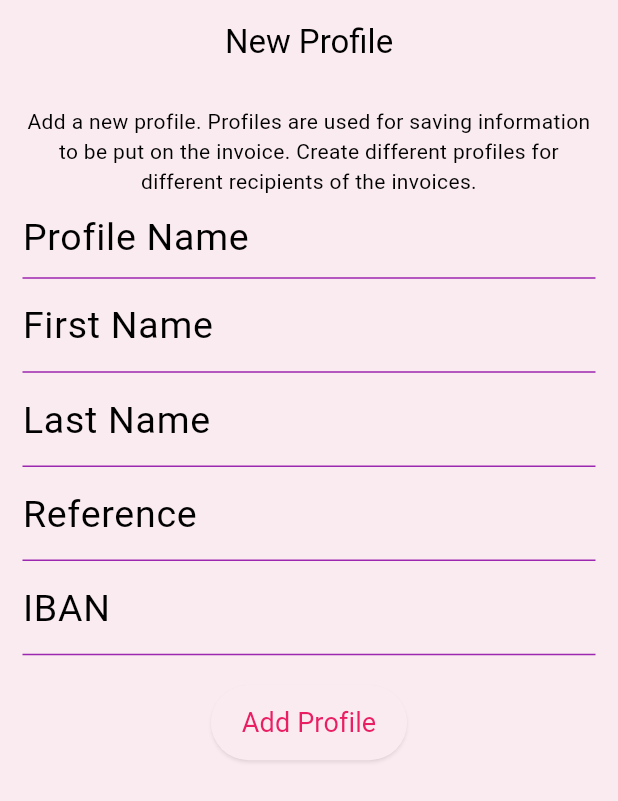
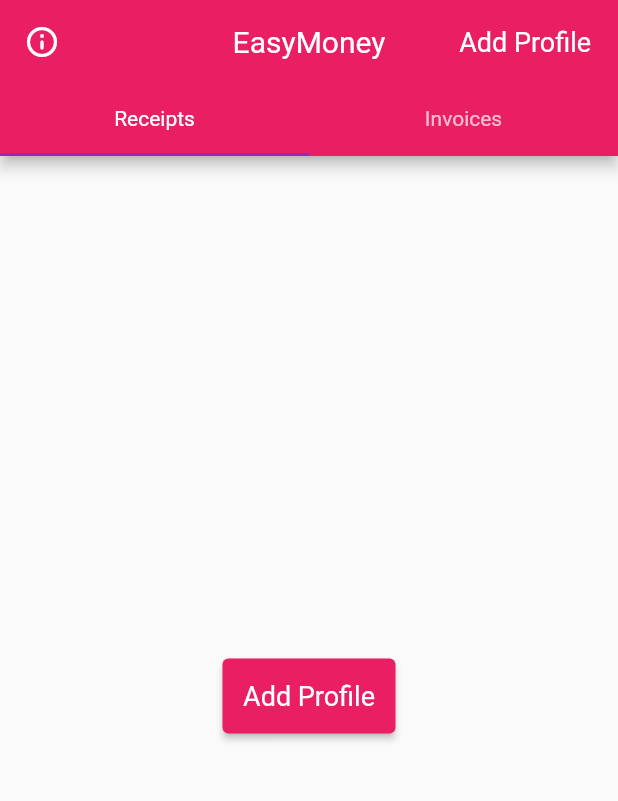
Before and after one commit to lepplaju/easymoney, a Flutter app: the screen it shows after launch, on a phone screen of 412 x 824 dp. Shown: the top 801 px of the screen. Run offline on Flutter 3.47's test engine with Material 3 defaults, Android fonts, the phone set to English and light mode, and no system bars; our stand-ins replace after_layout, image_picker, package_info_plus, pdf, share_plus, sqflite; missing offline and left inert: pdf_render; accounts and stored records are empty; generated files the repository leaves out were written again.

Commit message:
Fix #38 AddProfilePage stuck (#41)

```diff
--- a/lib/features/invoices/presentation/invoices_tab.dart
+++ b/lib/features/invoices/presentation/invoices_tab.dart
@@ -4,6 +4,7 @@ import 'package:provider/provider.dart';
 import '../application/provider_invoices.dart';
 import '../../profile/application/provider_profiles.dart';
 import './invoice_card.dart';
+import '../../../welcome_screen.dart';
 
 /// Tab for listing all of the invoices of the selected profile.
 ///
@@ -52,6 +53,9 @@ class _InvoicesTabState extends State<InvoicesTab> {
 
   @override
   Widget build(BuildContext context) {
+    if (providerProfiles.profiles.isEmpty) {
+      return const WelcomeScreen();
+    }
     return ListView.builder(
       itemBuilder: invoiceBuilder,
       itemCount: providerInvoices.invoices.length + 1,
--- a/lib/features/profile/application/provider_profiles.dart
+++ b/lib/features/profile/application/provider_profiles.dart
@@ -104,9 +104,9 @@ class ProviderProfiles with ChangeNotifier {
   Future<void> getProfiles() async {
     _profiles.clear();
     final newProfiles = await _profileRepository.getProfiles();
-    if (newProfiles.isEmpty) {
+    /*if (newProfiles.isEmpty) {
       return Future.error(Exception('At least one profile is required'));
-    }
+    }*/
     _profiles.addAll(newProfiles);
     _selectedProfile = _profiles.isEmpty ? null : _profiles[0];
     notifyListeners();
--- a/lib/features/receipts/presentation/receipt_tab.dart
+++ b/lib/features/receipts/presentation/receipt_tab.dart
@@ -12,6 +12,7 @@ import '../../profile/application/provider_profiles.dart';
 import '../../snacks/snacks.dart';
 import '../../../utils/create_route.dart';
 import '../../../widgets/confirm_dialog.dart';
+import '../../../welcome_screen.dart';
 
 /// Tab for Receipts in the HomePage
 ///
@@ -63,6 +64,9 @@ class _ReceiptTabState extends State<ReceiptTab> {
 
   @override
   Widget build(BuildContext context) {
+    if (providerProfiles.profiles.isEmpty) {
+      return const WelcomeScreen();
+    }
     return Stack(
       children: [
         ListView.builder(
--- a/lib/home_page.dart
+++ b/lib/home_page.dart
@@ -34,19 +34,7 @@ class _HomePageState extends State<HomePage> with AfterLayoutMixin<HomePage> {
 
   @override
   FutureOr<void> afterFirstLayout(BuildContext context) {
-    future = providerProfiles.getProfiles().then((value) {}).catchError((e) {
-      // FIXME Log
-      debugPrint(e.toString());
-      Navigator.of(context)
-          .push(
-            createRoute(
-              const AddProfileRoute(
-                allowReturn: false,
-              ),
-            ),
-          )
-          .then((value) => providerProfiles.getProfiles());
-    });
+    future = providerProfiles.getProfiles().then((_) {});
   }
 
   @override
@@ -74,11 +62,22 @@ class _HomePageState extends State<HomePage> with AfterLayoutMixin<HomePage> {
             },
           ),
           actions: [
-            if (providerProfiles.profiles.isNotEmpty)
-              const Padding(
-                padding: EdgeInsets.symmetric(horizontal: 10),
-                child: AppBarButtonProfiles(),
-              ),
+            Padding(
+              padding: const EdgeInsets.symmetric(horizontal: 10),
+              child: providerProfiles.profiles.isNotEmpty
+                  ? const AppBarButtonProfiles()
+                  : TextButton(
+                      onPressed: () {
+                        Navigator.of(context)
+                            .push(createRoute(const AddProfileRoute()));
+                      },
+                      child: Text(
+                        locals.addProfile,
+                        style: TextStyle(
+                            color: Theme.of(context).colorScheme.onPrimary),
+                      ),
+                    ),
+            ),
           ],
           bottom: TabBar(
             tabs: [
--- a/lib/l10n/app_en.arb
+++ b/lib/l10n/app_en.arb
@@ -401,6 +401,12 @@
 		"type": "text",
 		"placeholders": {}
 	},
+	"addProfile": "Add Profile",
+	"@addProfile": {
+		"description": "Add profile text",
+		"type": "text",
+		"placeholders": {}
+	},
 	"editProfileRouteSuccessMessage": "Profile saved!",
 	"@editProfileRouteSuccessMessage": {
 		"description": "Text for snack message for successful saving of profile",
--- a/lib/l10n/app_fi.arb
+++ b/lib/l10n/app_fi.arb
@@ -66,6 +66,7 @@
 	"sent": "Lähetetty",
 	"paid": "Maksettu",
 	"status": "Tila",
+	"addProfile": "Luo profiili",
 	"editProfileRouteSuccessMessage": "Profiili tallennettu!",
 	"editProfileRouteTitle": "Muokkaa profiilia",
 	"editProfileRouteConfirmDelete": "Haluatko varmasti poistaa tämän profiilin?"
--- a/lib/theme.dart
+++ b/lib/theme.dart
@@ -6,6 +6,7 @@ import 'package:flutter/material.dart';
 /// {@nodoc}
 class EasyMoneyTheme {
   static final light = ThemeData(
+    useMaterial3: false,
     colorScheme: ColorScheme(
       brightness: Brightness.light,
       primary: Colors.pink,
--- /dev/null
+++ b/lib/welcome_screen.dart
@@ -0,0 +1,21 @@
+import 'package:flutter/material.dart';
+import 'package:flutter_gen/gen_l10n/app_localizations.dart';
+import './utils/create_route.dart';
+import './features/profile/presentation/add_profile_route.dart';
+
+class WelcomeScreen extends StatelessWidget {
+  const WelcomeScreen({super.key});
+
+  @override
+  Widget build(BuildContext context) {
+    final locals = AppLocalizations.of(context)!;
+    return Center(
+      child: ElevatedButton(
+        onPressed: () {
+          Navigator.of(context).push(createRoute(const AddProfileRoute()));
+        },
+        child: Text(locals.addProfile),
+      ),
+    );
+  }
+}
```
Also changed, not shown: assets/localization_source/universal.txt (+9 -0 lines), lib/features/profile/presentation/app_bar_button_profiles.dart (+2 -22 lines), 1 other file.
